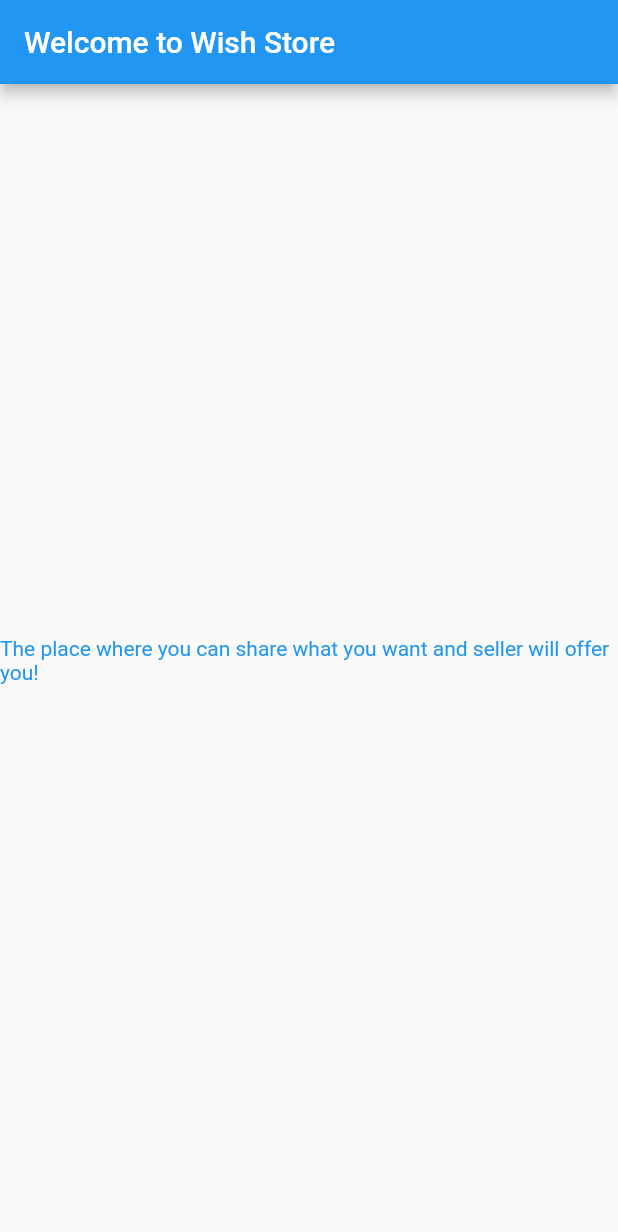
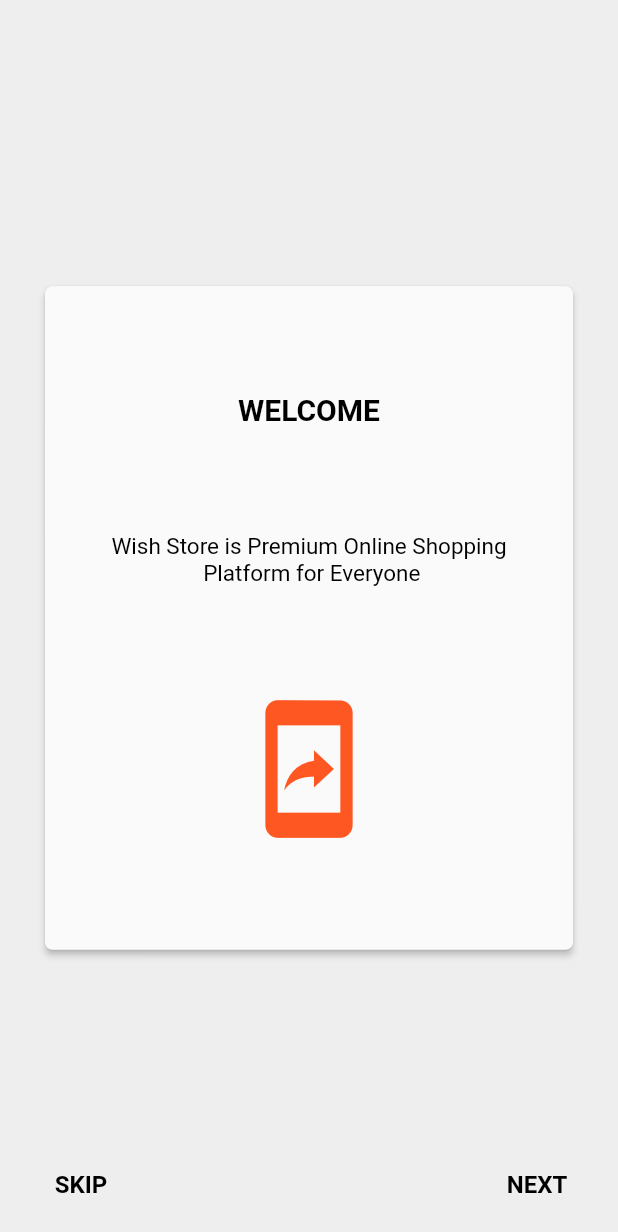
Before and after one commit to icadpratama/wish_store, a Flutter app: the screen it shows after launch, on a phone screen of 412 x 824 dp. Shown: the top 1232 px of the screen. Run offline on Flutter 3.47's test engine with Material 2 defaults, Android fonts, the phone set to English and light mode, and no system bars.

Commit message:
Add welcome screen, temporary intro and home screen.

```diff
--- a/lib/main.dart
+++ b/lib/main.dart
@@ -1,50 +1,18 @@
 import 'package:flutter/material.dart';
+import 'package:wish_store/pages/splash_screen.dart';
+import 'package:wish_store/pages/intro_screen.dart';
+import 'package:wish_store/pages/home_screen.dart';
 
-void main() => runApp(MyApp());
+var routes = <String, WidgetBuilder>{
+  "/home": (BuildContext context) => HomeScreen(),
+  "/intro": (BuildContext context) => IntroScreen(),
+};
 
-class MyApp extends StatelessWidget {
-  // This widget is the root of your application.
-  @override
-  Widget build(BuildContext context) {
-    return MaterialApp(
-      debugShowCheckedModeBanner: false,
-      title: 'Wish Store',
-      theme: ThemeData(
-        primarySwatch: Colors.blue,
-      ),
-      home: MyHomePage(title: 'Welcome to Wish Store'),
-    );
-  }
-}
-
-class MyHomePage extends StatefulWidget {
-  MyHomePage({Key key, this.title}) : super(key: key);
-  final String title;
-
-  @override
-  _MyHomePageState createState() => _MyHomePageState();
-}
-
-class _MyHomePageState extends State<MyHomePage> {
-  @override
-  Widget build(BuildContext context) {
-    return Scaffold(
-      appBar: AppBar(
-        title: Text(widget.title),
-      ),
-      body: Center(
-        child: Column(
-          mainAxisAlignment: MainAxisAlignment.center,
-          children: <Widget>[
-            Text(
-              'The place where you can share what you want and seller will offer you!',
-              style: TextStyle(
-                color: Colors.blue
-              ),
-            ),
-          ],
-        ),
-      ),
-    );
-  }
-}
+void main() => runApp(new MaterialApp(
+  theme: ThemeData(
+    primaryColor: Color(0xFFFF5722), accentColor: Colors.yellowAccent
+  ),
+  debugShowCheckedModeBanner: false,
+  home: SplashScreen(),
+  routes: routes,
+));
--- /dev/null
+++ b/lib/pages/intro_screen.dart
@@ -0,0 +1,105 @@
+import 'package:flutter/material.dart';
+import 'package:wish_store/utils/wishstore.dart';
+import 'package:wish_store/utils/my_navigator.dart';
+import 'package:wish_store/widgets/walkthrough.dart';
+
+class IntroScreen extends StatefulWidget {
+  @override
+  _IntroScreenState createState() => _IntroScreenState();
+}
+
+class _IntroScreenState extends State<IntroScreen> {
+  final PageController controller = new PageController();
+  int currentPage = 0;
+  bool lastPage = false;
+
+  void _onPageChanged(int page){
+    setState(() {
+      currentPage = page;
+      if (currentPage == 3) {
+        lastPage = true;
+      } else {
+        lastPage = false;
+      }
+    });
+  }
+
+  @override
+  Widget build(BuildContext context) {
+    return Container(
+      color: Color(0xFFEEEEEE),
+      padding: EdgeInsets.all(10.0),
+      child: Column(
+        mainAxisAlignment: MainAxisAlignment.spaceEvenly,
+        children: <Widget>[
+          Expanded(
+            child: Container(),
+            flex: 1,
+          ),
+          Expanded(
+            flex: 3,
+            child: PageView(
+              children: <Widget>[
+                Walkthrough(
+                  title: Wishstore.wt1,
+                  content: Wishstore.wc1,
+                  imageIcon: Icons.mobile_screen_share,
+                ),
+                Walkthrough(
+                  title: Wishstore.wt2,
+                  content: Wishstore.wc2,
+                  imageIcon: Icons.search,
+                ),
+                Walkthrough(
+                  title: Wishstore.wt3,
+                  content: Wishstore.wc3,
+                  imageIcon: Icons.shopping_cart,
+                ),
+                Walkthrough(
+                  title: Wishstore.wt4,
+                  content: Wishstore.wc4,
+                  imageIcon: Icons.verified_user,
+                )
+              ],
+              controller: controller,
+              onPageChanged: _onPageChanged,
+            ),
+          ),
+          Expanded(
+            flex: 1,
+            child: Row(
+              mainAxisAlignment: MainAxisAlignment.spaceBetween,
+              crossAxisAlignment: CrossAxisAlignment.end,
+              children: <Widget>[
+                FlatButton(
+                    onPressed: () =>
+                      lastPage ? null : MyNavigator.goToHome(context),
+                    child: Text(
+                      lastPage ? "" : Wishstore.skip,
+                      style: TextStyle(
+                        color: Colors.black,
+                        fontWeight: FontWeight.bold,
+                        fontSize: 16.0
+                      ),
+                    )
+                ),
+                FlatButton(
+                  child: Text(lastPage ? Wishstore.gotIt : Wishstore.next,
+                      style: TextStyle(
+                          color: Colors.black,
+                          fontWeight: FontWeight.bold,
+                          fontSize: 16.0)),
+                  onPressed: () => lastPage
+                      ? MyNavigator.goToHome(context)
+                      : controller.nextPage(
+                      duration: Duration(milliseconds: 300),
+                      curve: Curves.easeIn),
+                )
+              ],
+            ),
+          )
+        ],
+      ),
+    );
+  }
+}
--- /dev/null
+++ b/lib/utils/my_navigator.dart
@@ -0,0 +1,11 @@
+import 'package:flutter/material.dart';
+
+class MyNavigator {
+  static void goToHome(BuildContext context) {
+    Navigator.pushNamed(context, "/home");
+  }
+
+  static void goToIntro(BuildContext context) {
+    Navigator.pushNamed(context, "/intro");
+  }
+}
--- /dev/null
+++ b/lib/utils/wishstore.dart
@@ -0,0 +1,19 @@
+class Wishstore {
+  static const String name = "Wish Store";
+  static const String store = "Online Store\n For Everyone";
+  static const String wt1 = "WELCOME";
+  static const String wc1 =
+      "Wish Store is Premium Online Shopping\n Platform for Everyone";
+  static const String wt2 = "DISCOVER PRODUCT";
+  static const String wc2 =
+      "Search Latest and Featured Product\n With Best Price";
+  static const String wt3 = "ADD TO CART";
+  static const String wc3 =
+      "Add to Cart All Product You need\n And Checkout the Order";
+  static const String wt4 = "VERIFY AND RECEIVE";
+  static const String wc4 =
+      "We Will Verify Your Order\n Pay the bill and Receive the Product";
+  static const String skip = "SKIP";
+  static const String next = "NEXT";
+  static const String gotIt = "GOT IT";
+}
--- /dev/null
+++ b/lib/widgets/walkthrough.dart
@@ -0,0 +1,93 @@
+import 'package:flutter/material.dart';
+
+class Walkthrough extends StatefulWidget {
+  final title;
+  final content;
+  final imageIcon;
+  final imageColor;
+
+  Walkthrough({
+    this.title,
+    this.content,
+    this.imageIcon,
+    this.imageColor = Colors.deepOrange
+});
+  @override
+  _WalkthroughState createState() => _WalkthroughState();
+}
+
+class _WalkthroughState extends State<Walkthrough> with SingleTickerProviderStateMixin {
+  Animation animation;
+  AnimationController animationController;
+
+  @override
+  void initState() {
+    super.initState();
+    animationController = AnimationController(
+        vsync: this,
+      duration: Duration(microseconds: 500)
+    );
+
+    animation = Tween(begin: -250.0, end: 0.0).animate(
+      CurvedAnimation(parent: animationController, curve: Curves.easeInOut)
+    );
+
+    animation.addListener(() => setState(() {}));
+    animationController.forward();
+  }
+
+  @override
+  void dispose(){
+    super.dispose();
+    animationController.dispose();
+  }
+
+  @override
+  Widget build(BuildContext context) {
+    return Container(
+      padding: EdgeInsets.all(20.0),
+      child: Material(
+        animationDuration: Duration(microseconds: 500),
+        elevation: 2.0,
+        borderRadius: BorderRadius.all(
+          Radius.circular(5.0)
+        ),
+        child: Column(
+          mainAxisSize: MainAxisSize.min,
+          mainAxisAlignment: MainAxisAlignment.spaceEvenly,
+          children: <Widget>[
+            new Transform(
+                transform: new Matrix4.translationValues(animation.value, 0.0, 0.0),
+              child: new Text(
+                widget.title,
+                style: TextStyle(
+                  fontSize: 20.0,
+                  fontWeight: FontWeight.bold,
+                  color: Colors.black
+                ),
+              ),
+            ),
+            new Transform(
+                transform: new Matrix4.translationValues(animation.value, 0.0, 0.0),
+              child: new Text(
+                widget.content,
+                softWrap: true,
+                textAlign: TextAlign.center,
+                style: TextStyle(
+                  fontWeight: FontWeight.normal,
+                  fontSize: 15.0,
+                  color: Colors.black
+                ),
+              ),
+            ),
+            new Icon(
+              widget.imageIcon,
+              size: 100.0,
+              color: widget.imageColor,
+            )
+          ],
+        ),
+      ),
+    );
+  }
+}
```
Also changed, not shown: lib/pages/home_screen.dart (added, +127 -0 lines), lib/pages/splash_screen.dart (added, +74 -0 lines), 1 other file.
